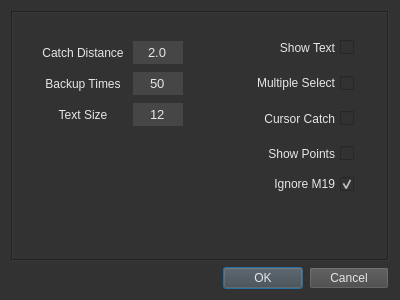
Old version of the form src/ui/Setting.ui in the repository chen6556/DSV.
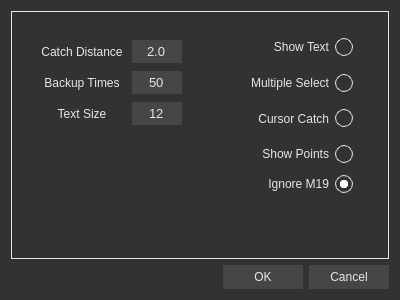
New version of the form.

```diff
--- a/src/ui/Setting.ui
+++ b/src/ui/Setting.ui
@@ -35,7 +35,10 @@
       <locale language="English" country="UnitedStates"/>
      </property>
      <property name="frameShape">
-      <enum>QFrame::Box</enum>
+      <enum>QFrame::Shape::Panel</enum>
+     </property>
+     <property name="frameShadow">
+      <enum>QFrame::Shadow::Plain</enum>
      </property>
      <property name="widgetResizable">
       <bool>true</bool>
@@ -45,10 +48,23 @@
        <rect>
         <x>0</x>
         <y>0</y>
-        <width>378</width>
-        <height>248</height>
+        <width>380</width>
+        <height>250</height>
        </rect>
       </property>
+      <property name="styleSheet">
+       <string notr="true">QCheckBox::indicator
+{
+	border:1 solid rgb(230, 230, 230);
+	border-radius:9;
+	width:16;
+	height:16;
+}
+QCheckBox::indicator:checked
+{
+	background-color:qradialgradient(spread:pad, cx:0.5, cy:0.5, radius:0.5, fx:0.5, fy:0.5, stop:0 rgb(255, 255, 255), stop:0.479904 rgb(255, 255, 255) stop:0.522685 rgba(0,0,0,0), stop:1 rgba(0,0,0,0));
+} </string>
+      </property>
       <widget class="QWidget" name="formLayoutWidget">
        <property name="geometry">
         <rect>
@@ -359,6 +375,12 @@
    </item>
    <item>
     <widget class="QDialogButtonBox" name="buttonBox">
+     <property name="minimumSize">
+      <size>
+       <width>0</width>
+       <height>24</height>
+      </size>
+     </property>
      <property name="contextMenuPolicy">
       <enum>Qt::NoContextMenu</enum>
      </property>
@@ -367,6 +389,9 @@
 {
 	color:rgb(230, 230, 230);
 	background-color:rgb(70, 70, 71);
+	border:none;
+	min-width:80;
+	min-height:24;
 }
 QPushButton:hover
 {
@@ -375,7 +400,8 @@
 QPushButton:pressed
 {
 	background-color:rgb(0, 85, 127);
-}</string>
+}
+</string>
      </property>
      <property name="locale">
       <locale language="English" country="UnitedStates"/>
```
Left out of the diff: 40 changed lines with no effect on the pictures.
